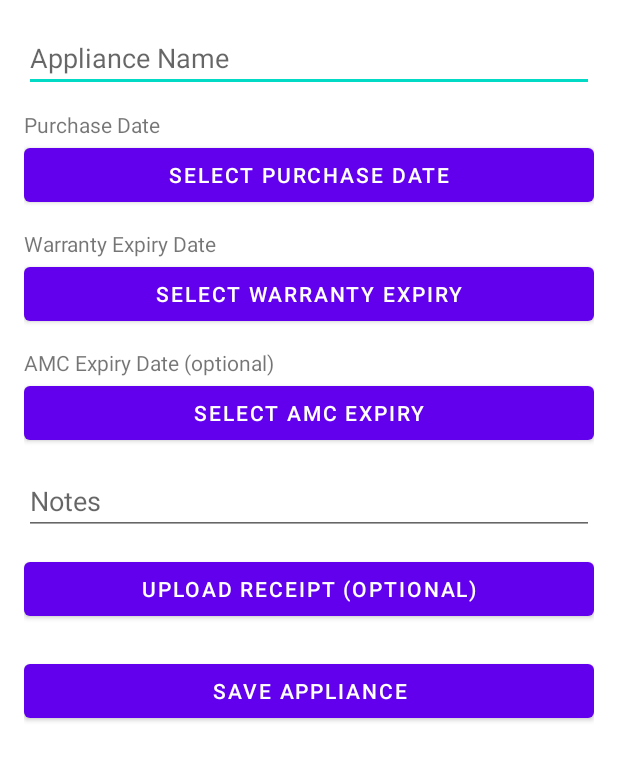
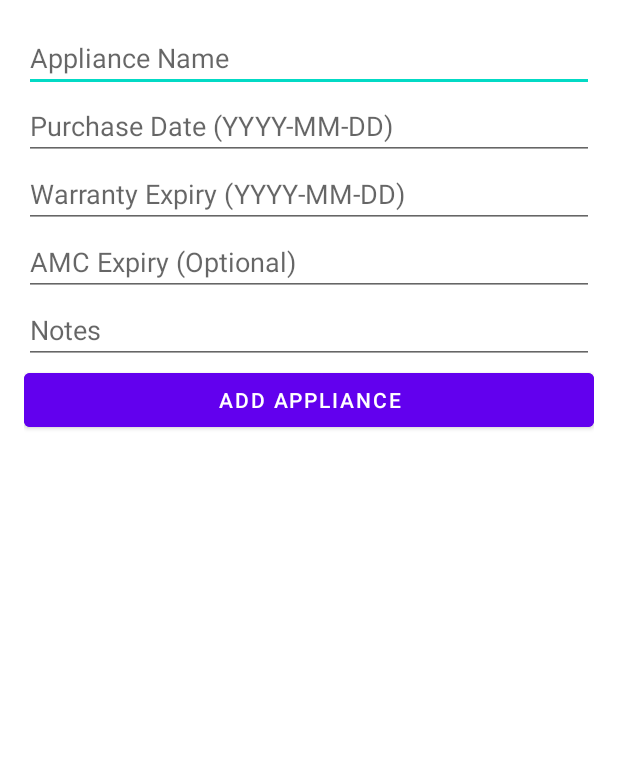
Before and after one commit to Amrish-Sharma/ApplianceTracker, an Android app: the layout activity_add_appliance.xml on its own in the app's theme, with its tools: preview values and no code run, on a phone screen of 412 x 824 dp. Shown: the top 761 px of the screen. Run offline under Robolectric (Android 15) with nearby library versions, the phone set to English and light mode, and no system bars.

Commit message:
code update

```diff
--- a/app/src/main/AndroidManifest.xml
+++ b/app/src/main/AndroidManifest.xml
@@ -32,6 +32,9 @@
             android:name=".activities.ApplianceDetailActivity"
             android:label="Appliance Details" />
 
+        <activity android:name=".activities.AddApplianceActivity" />
+
+
     </application>
 
 </manifest>
--- a/app/src/main/java/com/cb/appliancetracker/activities/ApplianceDetailActivity.java
+++ b/app/src/main/java/com/cb/appliancetracker/activities/ApplianceDetailActivity.java
@@ -33,10 +33,7 @@ public class ApplianceDetailActivity extends AppCompatActivity {
         applianceId = getIntent().getIntExtra("appliance_id", -1);
 
         if (applianceId == -1) {
-            Toast.makeText(this, "Invalid appliance ID", Toast.LENGTH_SHORT).show();
-            finish();
-            return;
-        }
+
 
         // Fetch appliance details from the database
         new Thread(() -> {
@@ -60,6 +57,7 @@ public class ApplianceDetailActivity extends AppCompatActivity {
                 }
             });
         }).start();
+        }
 
 
     }
--- a/app/src/main/java/com/cb/appliancetracker/database/ApplianceDao.java
+++ b/app/src/main/java/com/cb/appliancetracker/database/ApplianceDao.java
@@ -27,4 +27,7 @@ public interface ApplianceDao {
 
     @Query("SELECT * FROM appliances WHERE id = :id")
     Appliance getApplianceById(int id);
+
+    @Insert
+    void insertAppliance(Appliance appliance);
 }
--- a/app/src/main/res/layout/activity_add_appliance.xml
+++ b/app/src/main/res/layout/activity_add_appliance.xml
@@ -1,76 +1,50 @@
-<?xml version="1.0" encoding="utf-8"?>
-<ScrollView xmlns:android="http://schemas.android.com/apk/res/android"
+<LinearLayout
+    xmlns:android="http://schemas.android.com/apk/res/android"
+    xmlns:app="http://schemas.android.com/apk/res-auto"
     android:layout_width="match_parent"
-    android:layout_height="match_parent">
+    android:layout_height="match_parent"
+    android:orientation="vertical"
+    android:fitsSystemWindows="true"
+    android:padding="16dp">
 
-    <LinearLayout
-        android:layout_width="match_parent"
-        android:layout_height="wrap_content"
-        android:padding="16dp"
-        android:orientation="vertical">
+    <!-- Your EditTexts and Button here -->
 
     <EditText
         android:id="@+id/editTextName"
-            android:hint="Appliance Name"
         android:layout_width="match_parent"
-            android:layout_height="wrap_content" />
+        android:layout_height="wrap_content"
+        android:hint="Appliance Name" />
 
-        <TextView
-            android:text="Purchase Date"
-            android:layout_marginTop="12dp"
-            android:layout_width="wrap_content"
-            android:layout_height="wrap_content" />
+    <EditText
+        android:id="@+id/editTextPurchaseDate"
+        android:layout_width="match_parent"
+        android:layout_height="wrap_content"
+        android:hint="Purchase Date (YYYY-MM-DD)" />
 
-        <Button
-            android:id="@+id/buttonPickPurchaseDate"
-            android:text="Select Purchase Date"
+    <EditText
+        android:id="@+id/editTextWarrantyDate"
         android:layout_width="match_parent"
-            android:layout_height="wrap_content" />
+        android:layout_height="wrap_content"
+        android:hint="Warranty Expiry (YYYY-MM-DD)" />
 
-        <TextView
-            android:text="Warranty Expiry Date"
-            android:layout_marginTop="12dp"
-            android:layout_width="wrap_content"
-            android:layout_height="wrap_content" />
-
-        <Button
-            android:id="@+id/buttonPickWarrantyDate"
-            android:text="Select Warranty Expiry"
+    <EditText
+        android:id="@+id/editTextAmcDate"
         android:layout_width="match_parent"
-            android:layout_height="wrap_content" />
-
-        <TextView
-            android:text="AMC Expiry Date (optional)"
-            android:layout_marginTop="12dp"
-            android:layout_width="wrap_content"
-            android:layout_height="wrap_content" />
-
-        <Button
-            android:id="@+id/buttonPickAmcDate"
-            android:text="Select AMC Expiry"
-            android:layout_width="match_parent"
-            android:layout_height="wrap_content" />
+        android:layout_height="wrap_content"
+        android:hint="AMC Expiry (Optional)" />
 
     <EditText
         android:id="@+id/editTextNotes"
-            android:hint="Notes"
-            android:layout_marginTop="12dp"
         android:layout_width="match_parent"
-            android:layout_height="wrap_content" />
+        android:layout_height="wrap_content"
+        android:hint="Notes" />
 
     <Button
-            android:id="@+id/buttonSelectImage"
-            android:text="Upload Receipt (Optional)"
-            android:layout_marginTop="12dp"
+        android:id="@+id/buttonAdd"
         android:layout_width="match_parent"
-            android:layout_height="wrap_content" />
-
-        <Button
-            android:id="@+id/buttonSave"
-            android:text="Save Appliance"
-            android:layout_marginTop="20dp"
-            android:layout_width="match_parent"
-            android:layout_height="wrap_content" />
+        android:layout_height="wrap_content"
+        android:text="Add Appliance"
+        android:backgroundTint="@color/purple_500"
+        android:textColor="@android:color/white"/>
 
 </LinearLayout>
-</ScrollView>
```
Also changed, not shown: app/src/main/java/com/cb/appliancetracker/activities/AddApplianceActivity.java (+19 -71 lines), app/src/main/java/com/cb/appliancetracker/activities/ApplianceListActivity.java (+26 -22 lines), app/src/main/java/com/cb/appliancetracker/adapter/ApplianceAdapter.java (+7 -0 lines), app/src/main/java/com/cb/appliancetracker/model/Appliance.java (+56 -0 lines), app/src/main/res/layout/activity_appliance_list.xml (+15 -21 lines). Lines whose indentation alone changed are shown as unchanged.
